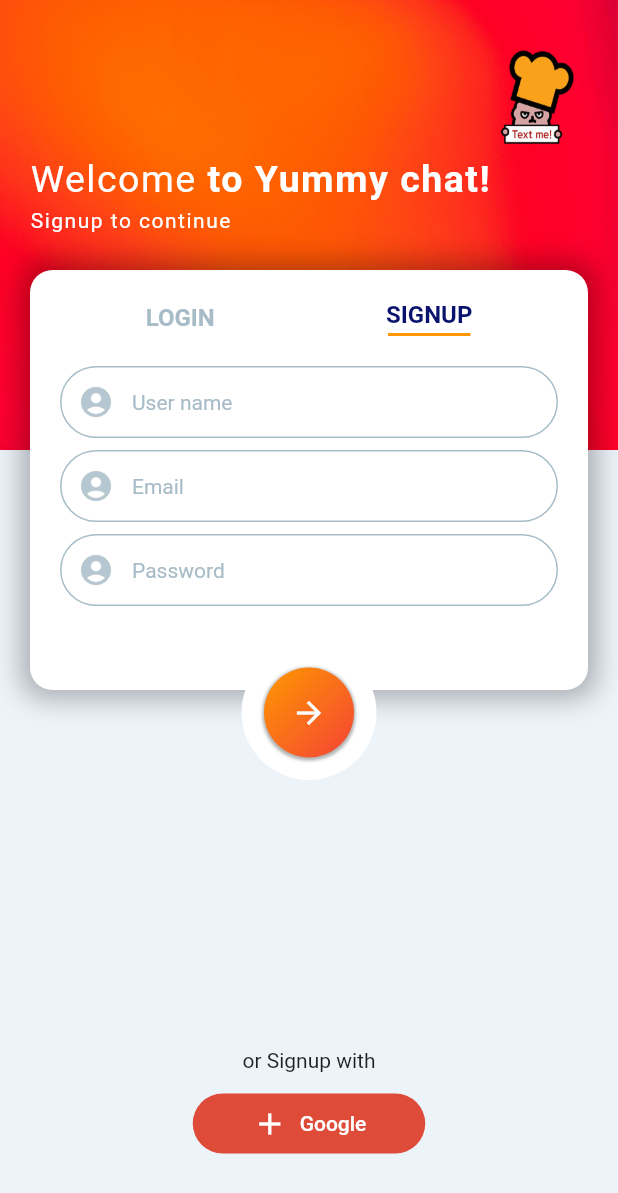
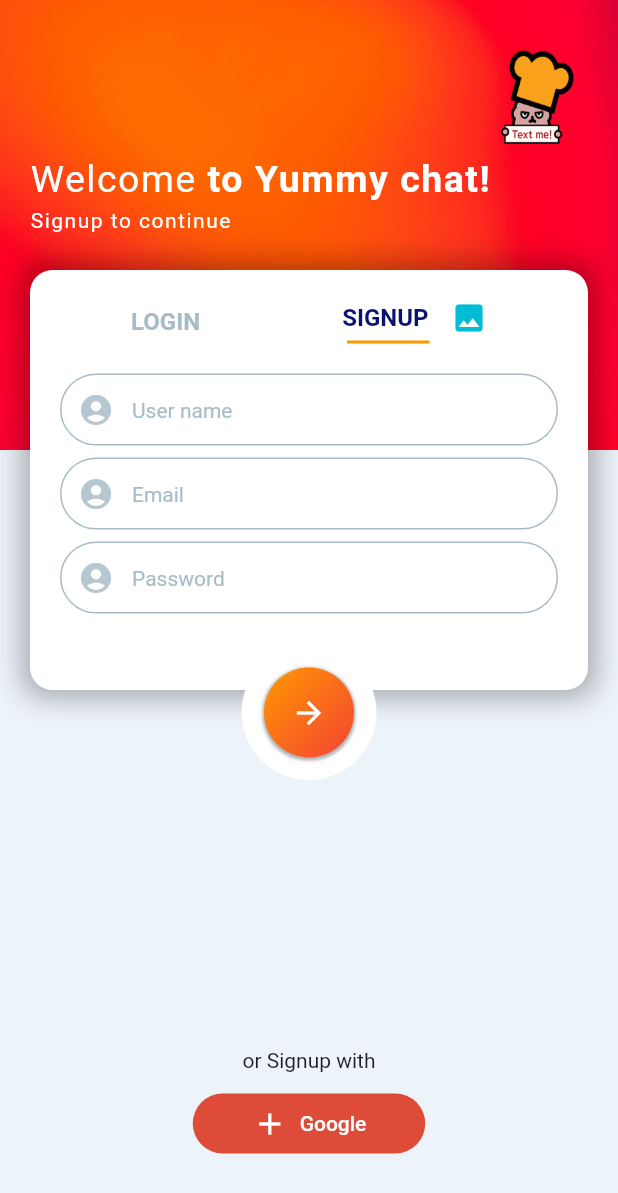
Before and after one commit to StudioZERONE/study_flutter_08_codingchef05_chat, a Flutter app: the screen it shows after launch, on a phone screen of 412 x 824 dp. Shown: the top 1193 px of the screen. Run offline on Flutter 3.47's test engine with Material 2 defaults, Android fonts, the phone set to English and light mode, and no system bars; drawn by our look-alikes of modal_progress_hud_nsn; our stand-ins replace cloud_firestore, firebase_auth, firebase_core, flutter_chat_bubble; accounts and stored records are empty.

Commit message:
로그인 화면의 SIGNUP 옆에 아이콘 표시

```diff
--- a/lib/screen/main_screen.dart
+++ b/lib/screen/main_screen.dart
@@ -163,6 +163,8 @@ class _LoginSignupScreenState extends State<LoginSignupScreen> {
                               },
                               child: Column(
                                 children: [
+                                  Row(
+                                    children: [
                                       Text(
                                         'SIGNUP',
                                         style: TextStyle(
@@ -173,9 +175,21 @@ class _LoginSignupScreenState extends State<LoginSignupScreen> {
                                               : Palette.textColor1,
                                         ),
                                       ),
+                                      const SizedBox(
+                                        width: 15,
+                                      ),
+                                      Icon(
+                                        Icons.image,
+                                        color: isSignupScreen
+                                            ? Colors.cyan
+                                            : Colors.grey[300],
+                                      ),
+                                    ],
+                                  ),
                                   if (isSignupScreen)
                                     Container(
-                                      margin: const EdgeInsets.only(top: 3),
+                                      margin: const EdgeInsets.fromLTRB(
+                                          0, 3, 35, 0),
                                       height: 2,
                                       width: 55,
                                       color: Colors.orange,
```
Lines whose indentation alone changed are shown as unchanged.
